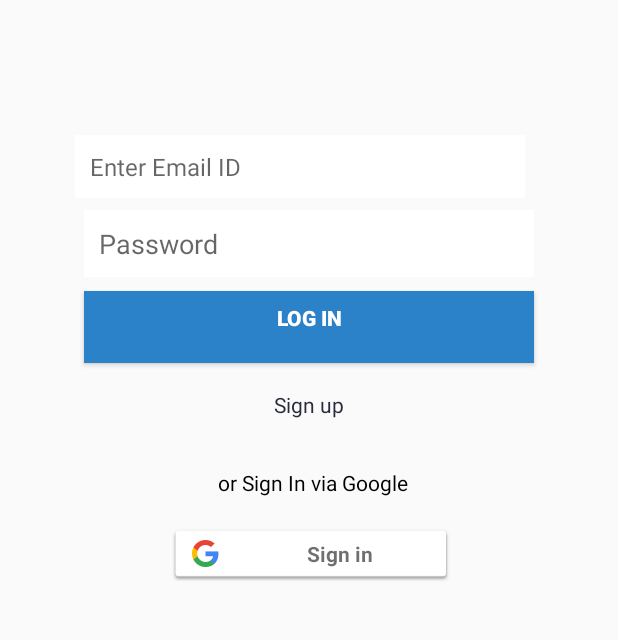
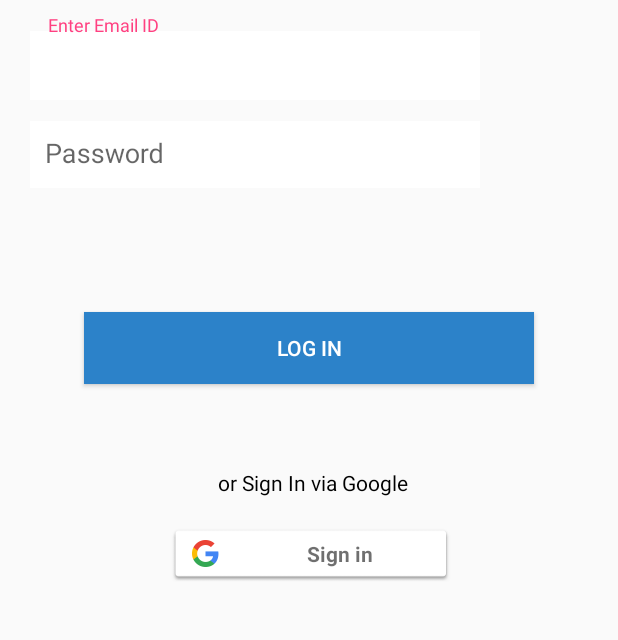
Before and after one commit to Akacker/ProjectMDWithMaterialDesign, an Android app: the LoginActivity screen opened directly, with no data from a screen before it, on a phone screen of 412 x 824 dp, the part 270-910 px from its top. Run offline under Robolectric (Android 15) with nearby library versions, the phone set to English and light mode, and no system bars; our stand-ins replace Firebase (no records; nobody signed in at launch, a user with empty details on screens opened directly).

```diff
--- a/app/src/main/AndroidManifest.xml
+++ b/app/src/main/AndroidManifest.xml
@@ -6,6 +6,7 @@
     <uses-permission android:name="android.permission.READ_PROFILE" />
     <uses-permission android:name="android.permission.READ_CONTACTS" />
 
+
     <application
         android:allowBackup="true"
         android:icon="@mipmap/ic_launcher"
@@ -13,7 +14,7 @@
         android:roundIcon="@mipmap/ic_launcher_round"
         android:supportsRtl="true"
         android:theme="@style/AppTheme">
-        <activity android:name=".LoginActivity"></activity>
+        <activity android:name=".StartHereActivity"></activity>
         <activity android:name=".MainActivity">
             <intent-filter>
                 <action android:name="android.intent.action.MAIN" />
@@ -21,6 +22,7 @@
                 <category android:name="android.intent.category.LAUNCHER" />
             </intent-filter>
         </activity>
+        <activity android:name=".LoginActivity" />
     </application>
 
 </manifest>
--- a/app/src/main/java/com/example/android/projectmdwithmaterialdesign/LoginActivity.java
+++ b/app/src/main/java/com/example/android/projectmdwithmaterialdesign/LoginActivity.java
@@ -9,6 +9,7 @@ import android.util.Log;
 import android.view.View;
 import android.widget.Button;
 import android.widget.EditText;
+import android.widget.ProgressBar;
 import android.widget.TextView;
 import android.widget.Toast;
 
@@ -26,35 +27,26 @@ import com.google.firebase.auth.FirebaseAuth;
 import com.google.firebase.auth.FirebaseUser;
 import com.google.firebase.auth.GoogleAuthProvider;
 
+
 public class LoginActivity extends AppCompatActivity {
     private FirebaseAuth mAuth;
     SignInButton signIn;
     GoogleSignInClient mGoogleSignInClient;
     private int RC_SIGN_IN = 1;
     private String TAG = "LoginActivity";
-    private Button signout;
-    private EditText emailInput;
-
-    private EditText passwordInput;
-
-    private TextView signUpText;
-
-    private TextView loginError;
 
     @Override
     protected void onCreate(Bundle savedInstanceState) {
         super.onCreate(savedInstanceState);
         setContentView(R.layout.activity_login);
-        mAuth = FirebaseAuth.getInstance();
 
-    signIn = (SignInButton)findViewById(R.id.sign_in_button);
-    signout = (Button)findViewById(R.id.sign_out_button);
+        signIn = (SignInButton) findViewById(R.id.sign_in_button);
         mAuth = FirebaseAuth.getInstance();
         // Configure sign-in to request the user's ID, email address, and basic
         // profile. ID and basic profile are included in DEFAULT_SIGN_IN.
         // Configure Google Sign In
         GoogleSignInOptions gso = new GoogleSignInOptions.Builder(GoogleSignInOptions.DEFAULT_SIGN_IN)
-            .requestIdToken(getString(R.string.default_web_client_id))
+                .requestIdToken("517290572586-v2jvdbuai2r3uivfsdh84jf18mg5j9hs.apps.googleusercontent.com")
                 .requestEmail()
                 .build();
         // Build a GoogleSignInClient with the options specified by gso.
@@ -67,20 +59,18 @@ public class LoginActivity extends AppCompatActivity {
             }
         });
     }
-    private void sign_Out(View view)
-    {
-        mAuth.signOut(); //sign out of the account
-        signout.setVisibility(View.GONE);
-    }
 
     private void signIn() {
         Intent signInIntent = mGoogleSignInClient.getSignInIntent();
         startActivityForResult(signInIntent, RC_SIGN_IN);
+        Intent i2 = new Intent(this, StartHereActivity.class);
+        startActivity(i2);
     }
+
     @Override
     public void onActivityResult(int requestCode, int resultCode, Intent data) {
+        super.onActivityResult(requestCode, resultCode, data);
 
-        super.onActivityResult(requestCode, resultCode, data);
         // Result returned from launching the Intent from GoogleSignInApi.getSignInIntent(...);
         if (requestCode == RC_SIGN_IN) {
             Task<GoogleSignInAccount> task = GoogleSignIn.getSignedInAccountFromIntent(data);
@@ -123,7 +113,7 @@ public class LoginActivity extends AppCompatActivity {
 
     private void updateUI(FirebaseUser user) {
 
-        signout.setVisibility(View.VISIBLE);
+        //signout.setVisibility(View.VISIBLE);
         GoogleSignInAccount acct = GoogleSignIn.getLastSignedInAccount(getApplicationContext());
         if (acct != null) {
             String personName = acct.getDisplayName();
@@ -132,7 +122,15 @@ public class LoginActivity extends AppCompatActivity {
             String personEmail = acct.getEmail();
             String personId = acct.getId();
             Uri personPhoto = acct.getPhotoUrl();
-            Toast.makeText(LoginActivity.this, personName,Toast.LENGTH_SHORT ).show();
+            Toast.makeText(LoginActivity.this, personName, Toast.LENGTH_SHORT).show();
         }
     }
+
 }
+
+       /* public void gotostarthereactivity(View view)
+        {
+            Button gtsh = (Button)findViewById(R.id.gotostarthereactivitybutton);
+            Intent i2 = new Intent(this, StartHereActivity.class);
+            startActivity(i2);
+        }*/
--- a/app/src/main/res/layout/activity_login.xml
+++ b/app/src/main/res/layout/activity_login.xml
@@ -1,10 +1,16 @@
 <?xml version="1.0" encoding="utf-8"?>
-<RelativeLayout xmlns:android="http://schemas.android.com/apk/res/android"
+<android.support.design.widget.CoordinatorLayout xmlns:android="http://schemas.android.com/apk/res/android"
     xmlns:app="http://schemas.android.com/apk/res-auto"
     xmlns:tools="http://schemas.android.com/tools"
     android:layout_width="match_parent"
     android:layout_height="match_parent"
+    android:fitsSystemWindows="true"
     tools:context=".LoginActivity">
+
+    <RelativeLayout
+        android:layout_width="match_parent"
+        android:layout_height="match_parent"
+        android:orientation="vertical">
 
         <ImageView
             android:id="@+id/logo"
@@ -15,82 +21,90 @@
             android:layout_marginStart="140dp"
             android:layout_marginTop="30dp"
             android:src="@drawable/ez_logo_round" />
-    <TextView
-        android:id="@+id/login_error"
-        android:layout_width="wrap_content"
+
+
+        <android.support.design.widget.TextInputLayout
+            android:layout_width="match_parent"
             android:layout_height="wrap_content"
-        android:layout_alignParentLeft="true"
-        android:layout_alignParentStart="true"
             android:layout_below="@+id/logo"
-        android:textColor="@color/colorAccent"
-        android:text="@string/no_text"
-        android:padding="8dp"
-        android:layout_marginTop="56dp"/>
+            android:layout_marginTop="10dp">
 
             <EditText
                 android:id="@+id/email"
                 android:layout_width="300dp"
                 android:layout_height="wrap_content"
-        android:layout_below="@+id/login_error"
+                android:layout_below="@+id/logo"
                 android:layout_alignParentStart="true"
                 android:layout_centerHorizontal="true"
-        android:layout_marginStart="50dp"
-        android:layout_marginLeft="20dp"
-        android:layout_marginTop="-1dp"
+                android:layout_marginStart="20dp"
+                android:layout_marginTop="1dp"
+                android:layout_marginEnd="20dp"
                 android:layout_marginRight="20dp"
                 android:background="@color/white"
                 android:backgroundTint="@color/white"
                 android:hint="Enter Email ID"
                 android:inputType="textEmailAddress"
                 android:maxLines="1"
-        android:padding="10dp"
+                android:padding="12dp"
                 android:singleLine="true"
                 android:textColor="@android:color/black"
                 android:textSize="16sp" />
+        </android.support.design.widget.TextInputLayout>
+
+        <android.support.design.widget.TextInputLayout
+            android:layout_width="match_parent"
+            android:layout_height="wrap_content"
+            android:layout_alignParentTop="true"
+            android:layout_centerInParent="false"
+            android:layout_centerHorizontal="true"
+            android:layout_marginTop="250dp"
+            android:animateLayoutChanges="true">
 
 
             <EditText
                 android:id="@+id/password"
                 android:layout_width="300dp"
                 android:layout_height="wrap_content"
-        android:layout_below="@+id/email"
-        android:layout_centerHorizontal="true"
-        android:layout_marginLeft="20dp"
+                android:layout_marginStart="20dp"
                 android:layout_marginTop="8dp"
+                android:layout_marginEnd="20dp"
                 android:layout_marginRight="20dp"
                 android:background="@color/white"
                 android:backgroundTint="@color/white"
-        android:hint="@string/password_hint"
+                android:hint="Password"
                 android:inputType="textPassword"
                 android:maxLines="1"
                 android:padding="10dp"
                 android:singleLine="true"
                 android:textColor="@android:color/black" />
+        </android.support.design.widget.TextInputLayout>
 
         <Button
             android:id="@+id/login_button"
             android:layout_width="300dp"
             android:layout_height="wrap_content"
-        android:layout_below="@+id/password"
-        android:layout_centerHorizontal="true"
-        android:layout_marginTop="9dp"
+            android:layout_centerInParent="true"
+            android:layout_marginTop="200dp"
             android:background="@color/c1"
-        android:paddingTop="4dp"
-        android:paddingBottom="16dp"
-        android:text = "Log In"
-        android:textColor="@color/white"
-        android:textStyle="bold" />
+            android:padding="4dp"
+            android:text="Log In"
+            android:textColor="@color/white" />
+
 
         <TextView
-        android:id="@+id/register"
+            android:id="@+id/ortext"
             android:layout_width="wrap_content"
             android:layout_height="wrap_content"
-        android:layout_below="@+id/login_button"
+            android:layout_alignParentStart="true"
+            android:layout_alignParentTop="true"
+            android:layout_alignParentEnd="true"
             android:layout_centerHorizontal="true"
-        android:layout_marginTop="18dp"
-        android:text="@string/sign_up"
-        android:textColor="@color/colorPrimaryDark" />
-
+            android:layout_marginStart="145dp"
+            android:layout_marginTop="492dp"
+            android:layout_marginEnd="136dp"
+            android:backgroundTint="@color/white"
+            android:text="or Sign In via Google"
+            android:textColor="@android:color/black" />
 
         <com.google.android.gms.common.SignInButton
             android:id="@+id/sign_in_button"
@@ -108,36 +122,7 @@
             tools:ignore="MissingConstraints"
             tools:layout_editor_absoluteY="98dp" />
 
-    <Button
-        android:id="@+id/sign_out_button"
-        android:layout_width="200dp"
-        android:layout_height="wrap_content"
-        android:layout_alignParentTop="true"
-        android:layout_centerInParent="true"
-        android:layout_marginLeft="160dp"
-        android:layout_marginTop="596dp"
-        android:elevation="2dp"
-        android:onClick="sign_Out"
-        android:padding="4dp"
-        android:text="Sign Out"
-        android:textColor="@android:color/white"
-        android:textSize="16sp"
-        android:visibility="invisible" />
-
-    <TextView
-        android:id="@+id/ortext"
-        android:layout_width="wrap_content"
-        android:layout_height="wrap_content"
-        android:layout_alignParentStart="true"
-        android:layout_alignParentTop="true"
-        android:layout_alignParentEnd="true"
-        android:layout_centerHorizontal="true"
-        android:layout_marginStart="145dp"
-        android:layout_marginTop="492dp"
-        android:layout_marginEnd="136dp"
-        android:backgroundTint="@color/white"
-        android:text="or Sign In via Google"
-        android:textColor="@android:color/black" />
-
 
     </RelativeLayout>
+
+</android.support.design.widget.CoordinatorLayout>
--- a/app/src/main/res/layout/activity_main.xml
+++ b/app/src/main/res/layout/activity_main.xml
@@ -59,14 +59,13 @@
             android:layout_marginEnd="16dp"
             android:layout_marginBottom="16dp"
             android:elevation="2dp"
+            android:gravity="right|bottom"
             android:onClick="gotologinactivity"
             android:padding="16dp"
             android:text="Continue to Log In Page"
             android:textColor="@android:color/white"
             android:textSize="16sp" />
 
-
-
     </RelativeLayout>
 
 </android.support.constraint.ConstraintLayout>
--- a/app/src/main/res/values/dimens.xml
+++ b/app/src/main/res/values/dimens.xml
@@ -2,4 +2,6 @@
     <!-- Default screen margins, per the Android Design guidelines. -->
     <dimen name="activity_horizontal_margin">16dp</dimen>
     <dimen name="activity_vertical_margin">16dp</dimen>
+    <dimen name="fab_margin">16dp</dimen>
+    <dimen name="logo_w_h">100dp</dimen>
 </resources>
--- a/app/src/main/res/values/styles.xml
+++ b/app/src/main/res/values/styles.xml
@@ -15,6 +15,11 @@
         <item name="android:statusBarColor">@android:color/transparent</item>
     </style>
 
+    <style name="AppTheme.AppBarOverlay" parent="ThemeOverlay.AppCompat.Dark.ActionBar">
+        <item name="android:textColorPrimary">#3F51B5</item>
+        <item name="android:textColorSecondary">#3949AB</item>
+    </style>
+
     <!-- Base application theme. -->
     <style name="AppTheme.Base" parent="Theme.AppCompat.Light.NoActionBar">
         <!-- Customize your theme here. -->
```
Also changed, not shown: app/build.gradle (+7 -2 lines), app/src/main/java/com/example/android/projectmdwithmaterialdesign/StartHereActivity.java (added, +13 -0 lines), app/src/main/res/layout/activity_start_here.xml (added, +9 -0 lines), app/src/main/res/values/colors.xml (+21 -5 lines), app/src/main/res/values/strings.xml (+29 -34 lines). Lines whose indentation alone changed are shown as unchanged.
